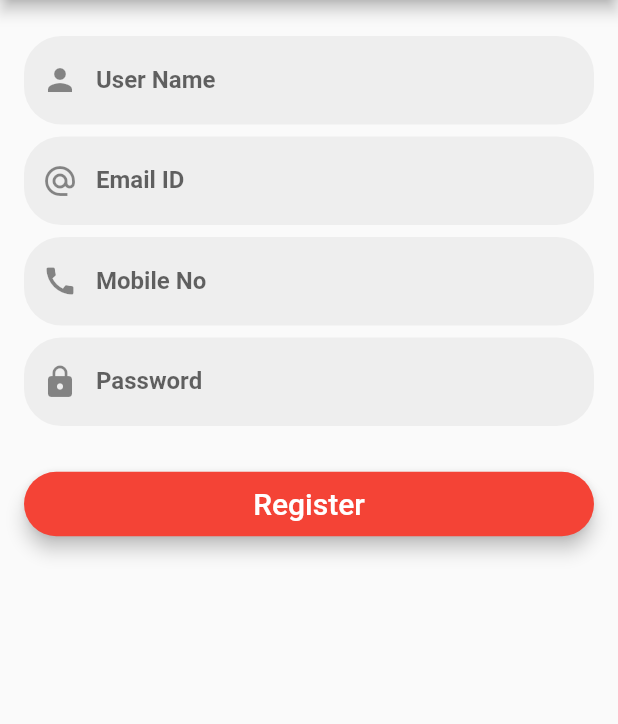
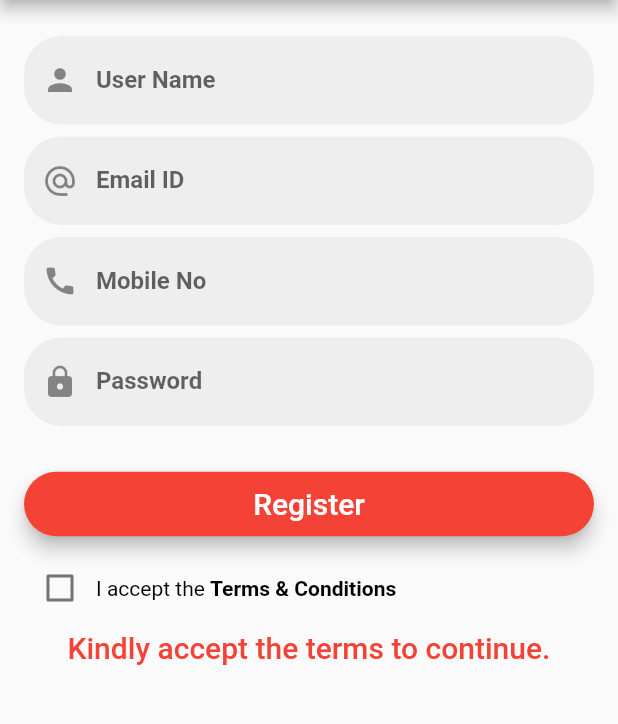
Before and after one commit to msaaddev/Form-Validation-Flutter, a Flutter app: the screen it shows after launch, after a tap on "Register", on a phone screen of 412 x 824 dp, the part 84-808 px from its top. Run offline on Flutter 3.47's test engine with Material 2 defaults, Android fonts, the phone set to English and light mode, and no system bars.

Commit message:
📦 NEW: validation

```diff
--- a/lib/form.dart
+++ b/lib/form.dart
@@ -10,6 +10,8 @@ class _FormWidgetState extends State<FormWidget> {
   String email = '';
   String number = '';
   String password = '';
+  String msg = '';
+  bool isChecked = false;
 
   final key = GlobalKey<FormState>();
   @override
@@ -27,7 +29,15 @@ class _FormWidgetState extends State<FormWidget> {
                   ListTile(
                     title: TextFormField(
                       onSaved: (value) {
-                        username = value;
+                        setState(() {
+                          username = value.toString();
+                        });
+                      },
+                      validator: (value) {
+                        if (value == null || value.isEmpty) {
+                          return 'Please enter some text';
+                        }
+                        return null;
                       },
                       decoration: InputDecoration(
                         labelText: 'User Name',
@@ -45,7 +55,16 @@ class _FormWidgetState extends State<FormWidget> {
                   ListTile(
                     title: TextFormField(
                       onSaved: (value) {
-                        email = value;
+                        setState(() {
+                          email = value.toString();
+                        });
+                      },
+                      validator: (value) {
+                        return (value == null ||
+                                value.isEmpty ||
+                                !value.toString().contains('@'))
+                            ? 'Please enter a valid email'
+                            : null;
                       },
                       decoration: InputDecoration(
                         labelText: 'Email ID',
@@ -63,7 +82,22 @@ class _FormWidgetState extends State<FormWidget> {
                   ListTile(
                     title: TextFormField(
                       onSaved: (value) {
-                        number = value;
+                        setState(() {
+                          number = value.toString();
+                        });
+                      },
+                      validator: (value) {
+                        int len = value.toString().length;
+                        if (len > 11 || len < 11) {
+                          return 'Total allowed digits for number is 11';
+                        } else {
+                          RegExp regExp = new RegExp(r'(\d{11})');
+
+                          if (!regExp.hasMatch(value.toString())) {
+                            return 'Only numbers are allowed';
+                          }
+                        }
+                        return null;
                       },
                       decoration: InputDecoration(
                         labelText: 'Mobile No',
@@ -81,7 +115,22 @@ class _FormWidgetState extends State<FormWidget> {
                   ListTile(
                     title: TextFormField(
                       onSaved: (value) {
-                        password = value;
+                        setState(() {
+                          password = value.toString();
+                        });
+                      },
+                      validator: (value) {
+                        int len = value.toString().length;
+                        if (len < 5) {
+                          return 'Password length must be greater than 5.';
+                        } else {
+                          RegExp regExp = new RegExp(r'^[a-zA-Z0-9]+$');
+
+                          if (!regExp.hasMatch(value.toString())) {
+                            return 'Password must only contain alphabets and numbers';
+                          }
+                        }
+                        return null;
                       },
                       decoration: InputDecoration(
                         labelText: 'Password',
@@ -115,10 +164,54 @@ class _FormWidgetState extends State<FormWidget> {
                             borderRadius: BorderRadius.circular(35.0),
                           )),
                       onPressed: () {
-                        this.key.currentState.save();
+                        if (!isChecked) {
+                          setState(() {
+                            msg = 'Kindly accept the terms to continue.';
+                          });
+                        } else {
+                          if (key.currentState!.validate()) {
+                            key.currentState!.save();
+                          }
+                        }
                       },
                     ),
-                  ))
+                  )),
+                  ListTile(
+                    title: Row(
+                      children: [
+                        Checkbox(
+                          checkColor: Colors.white,
+                          value: isChecked,
+                          onChanged: (bool? value) {
+                            setState(() {
+                              msg = '';
+
+                              isChecked = value!;
+                            });
+                          },
+                        ),
+                        RichText(
+                          text: TextSpan(
+                            text: 'I accept the ',
+                            style: TextStyle(color: Colors.black),
+                            children: <TextSpan>[
+                              TextSpan(
+                                text: 'Terms & Conditions',
+                                style: TextStyle(
+                                  fontWeight: FontWeight.bold,
+                                ),
+                              ),
+                            ],
+                          ),
+                        )
+                      ],
+                    ),
+                  ),
+                  Text(msg != '' ? '$msg' : '',
+                      style: TextStyle(
+                          fontSize: 20,
+                          fontWeight: FontWeight.w500,
+                          color: Colors.red)),
                 ],
               ))),
     );
--- a/lib/main.dart
+++ b/lib/main.dart
@@ -9,20 +9,16 @@ class MyApp extends StatelessWidget {
   @override
   Widget build(BuildContext context) {
     return MaterialApp(
-      title: 'Flutter Demo',
+      title: 'Form Validation',
       theme: ThemeData(
         primarySwatch: Colors.blue,
       ),
-      home: MyHomePage(title: 'Form Validation'),
+      home: MyHomePage(),
     );
   }
 }
 
 class MyHomePage extends StatefulWidget {
-  MyHomePage({Key key, this.title}) : super(key: key);
-
-  final String title;
-
   @override
   _MyHomePageState createState() => _MyHomePageState();
 }
@@ -32,7 +28,7 @@ class _MyHomePageState extends State<MyHomePage> {
   Widget build(BuildContext context) {
     return Scaffold(
         appBar: AppBar(
-          title: Text(widget.title),
+          title: Text('Form Validation'),
         ),
         body: FormWidget());
   }
--- a/pubspec.yaml
+++ b/pubspec.yaml
@@ -18,7 +18,7 @@ publish_to: 'none' # Remove this line if you wish to publish to pub.dev
 version: 1.0.0+1
 
 environment:
-  sdk: ">=2.7.0 <3.0.0"
+  sdk: ">=2.12.0 <3.0.0"
 
 dependencies:
   flutter:
```
